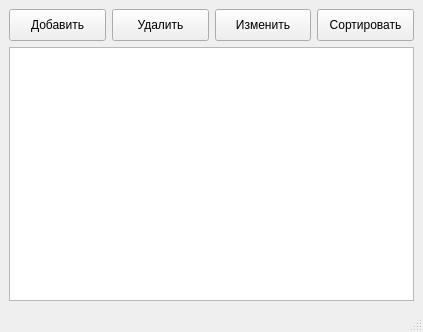
This is mainwindow.ui in Narek24IS/ContactBook as Qt 5 draws it before an edit. The edited form follows.
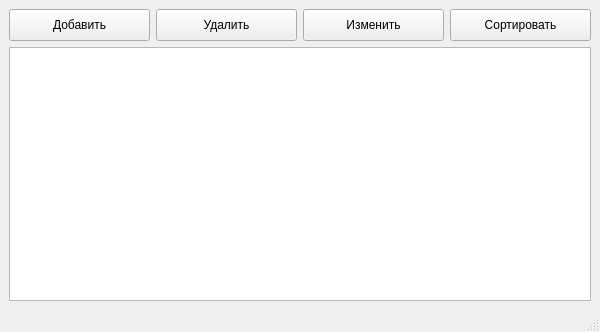
This is the edited form. Icons and pictures are not drawn.

Patch:
```diff
--- a/mainwindow.ui
+++ b/mainwindow.ui
@@ -6,13 +6,13 @@
    <rect>
     <x>0</x>
     <y>0</y>
-    <width>423</width>
+    <width>600</width>
     <height>332</height>
    </rect>
   </property>
   <property name="minimumSize">
    <size>
-    <width>0</width>
+    <width>600</width>
     <height>0</height>
    </size>
   </property>
@@ -91,7 +91,7 @@
      <widget class="QTableView" name="contactTableView">
       <property name="font">
        <font>
-        <pointsize>13</pointsize>
+        <pointsize>15</pointsize>
        </font>
       </property>
       <attribute name="verticalHeaderVisible">
```
Left out of the diff: 4 changed lines with no effect on the pictures.
